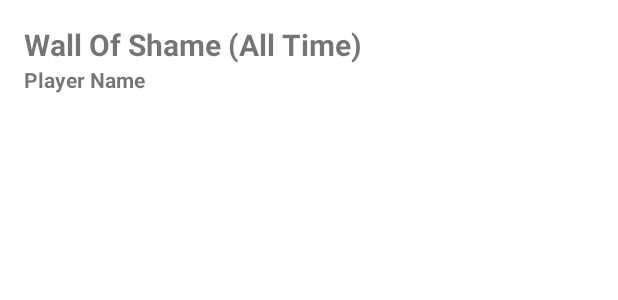
After one commit to grapergrape/RummyTracker, an Android app: the layout score_item.xml on its own in the app's theme, with its tools: preview values and no code run, on a phone screen of 412 x 824 dp. The commit adds this screen. Shown: the top 300 px of the screen. Run offline under Robolectric (Android 15) with nearby library versions, the phone set to English and light mode, and no system bars.

Commit message:
adding changes

```diff
--- a/app/src/main/java/si/uni_lj/fe/tnuv/GameMenuActivity.java
+++ b/app/src/main/java/si/uni_lj/fe/tnuv/GameMenuActivity.java
@@ -108,7 +108,8 @@ public class GameMenuActivity extends AppCompatActivity {
         switch (item.getItemId()){
             case R.id.action_delete:  //tukaj pred R.id ne potrebuješ napisati še "android", ker je "R.id.action_delete" id od enega item-a (trash icon button) iz xml definiranega menuja (sem ga sam definiral/ustvaril)
                 // Perform delete operation here
-                dbHelper.deleteGame(game_name_string);
+                int gameId = dbHelper.getGameId(game_name_string);
+                dbHelper.deleteGameAndScores(gameId);
 //            gameTableLayout.removeView(row);  //TEGA za brisanje trenutne igre iz sql databaze SPLOH NE RABIM  :) :) :)
                 Intent intent_back = new Intent(GameMenuActivity.this, MainActivity.class);
                 startActivity(intent_back);
--- /dev/null
+++ b/app/src/main/res/layout/score_item.xml
@@ -0,0 +1,41 @@
+<?xml version="1.0" encoding="utf-8"?>
+<LinearLayout xmlns:android="http://schemas.android.com/apk/res/android"
+    android:layout_width="match_parent"
+    android:layout_height="wrap_content"
+    android:orientation="vertical"
+    android:padding="16dp">
+
+    <TextView
+        android:id="@+id/wall_of_shame_text_view"
+        android:layout_width="match_parent"
+        android:layout_height="wrap_content"
+        android:text="Wall Of Shame (All Time)"
+        android:textSize="20sp"
+        android:textStyle="bold"/>
+
+    <TextView
+        android:id="@+id/player_name_text_view"
+        android:layout_width="match_parent"
+        android:layout_height="wrap_content"
+        android:text="Player Name"
+        android:textStyle="bold"/>
+
+    <LinearLayout
+        android:layout_width="match_parent"
+        android:layout_height="wrap_content"
+        android:orientation="horizontal"
+        android:padding="16dp">
+
+        <TextView
+            android:id="@+id/nickname_text_view"
+            android:layout_width="0dp"
+            android:layout_height="wrap_content"
+            android:layout_weight="1"/>
+
+        <TextView
+            android:id="@+id/score_text_view"
+            android:layout_width="wrap_content"
+            android:layout_height="wrap_content"/>
+    </LinearLayout>
+
+</LinearLayout>
```
Also changed, not shown: app/src/main/java/si/uni_lj/fe/tnuv/AddPlayerActivity.java (+18 -3 lines), app/src/main/java/si/uni_lj/fe/tnuv/ScoreTableActivity.java (+6 -1 lines), app/src/main/java/si/uni_lj/fe/tnuv/ViewStatsActivity.java (+78 -16 lines), app/src/main/java/si/uni_lj/fe/tnuv/database/MyDatabaseHelper.java (+130 -2 lines), app/src/main/res/layout/activity_add_player.xml (+7 -0 lines), app/src/main/res/layout/activity_view_stats.xml (+7 -0 lines).
